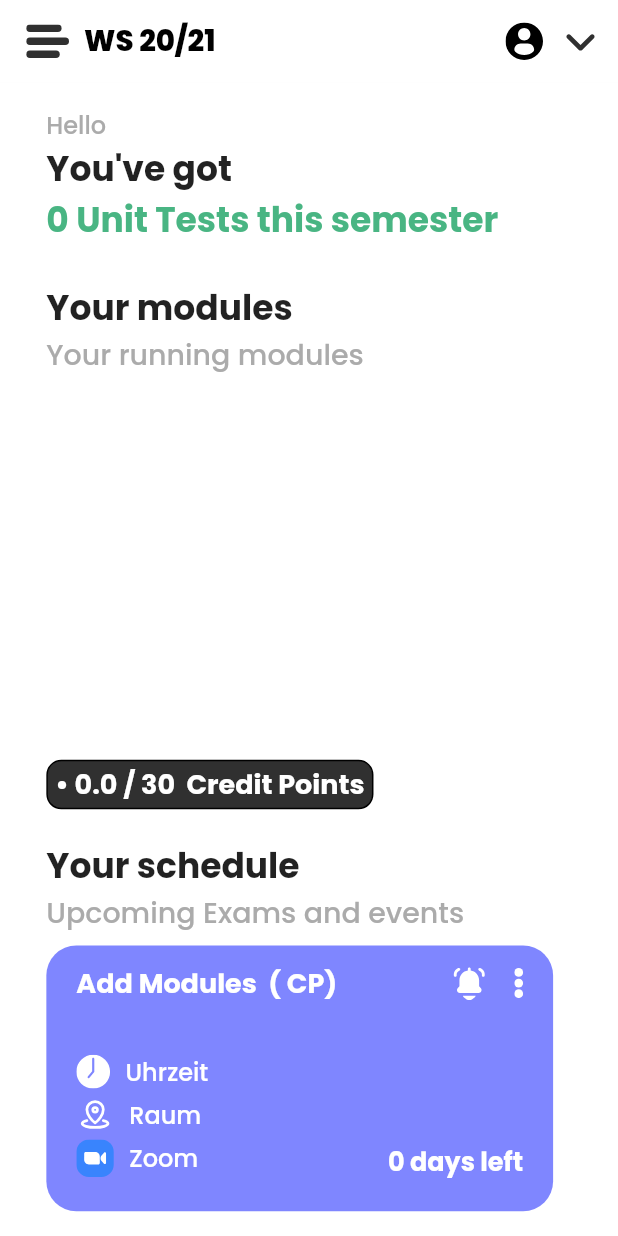
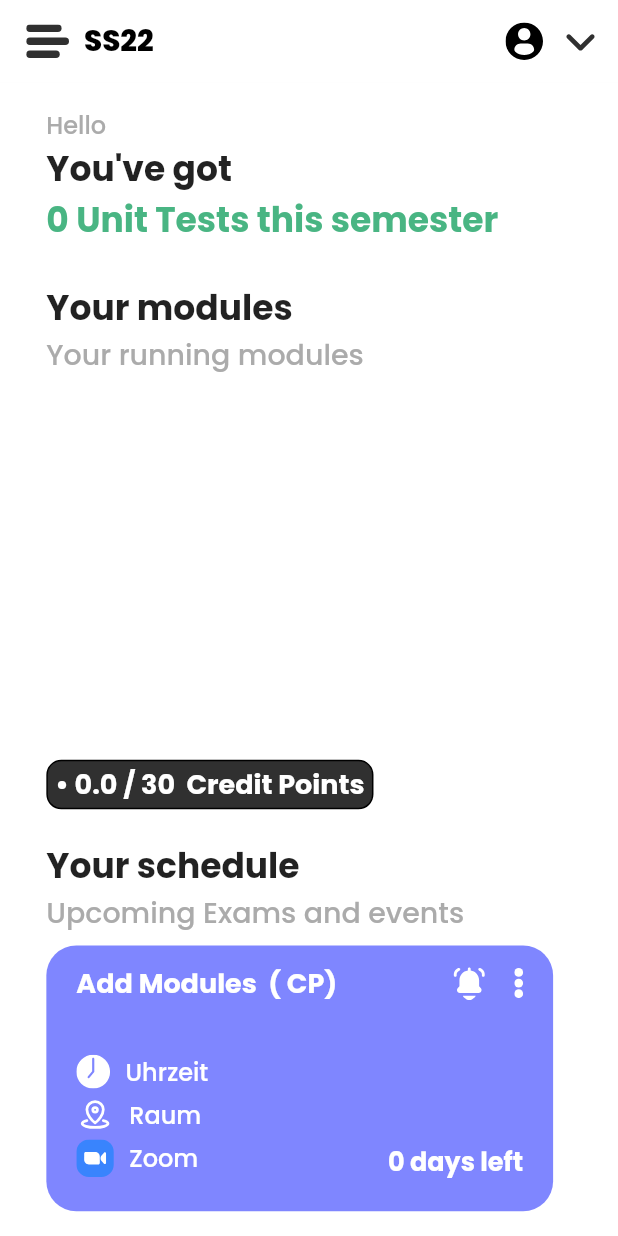
Before and after one commit to philgenb/StudyPlanner, a Flutter app: the screen it shows once a user with an empty profile is signed in, on a phone screen of 412 x 824 dp. Run offline on Flutter 3.47's test engine with Material 2 defaults, Android fonts, the phone set to English and light mode, and no system bars; our stand-ins replace cloud_firestore, firebase_auth, firebase_core, flutter_spinkit, flutter_svg; accounts and stored records are empty.

Commit message:
added option menu to choose semester, change in database structure to support semester

```diff
--- /dev/null
+++ b/lib/CustomMatApp.dart
@@ -0,0 +1,42 @@
+import 'package:flutter/material.dart';
+import 'package:flutter_localizations/flutter_localizations.dart';
+import 'package:studyplanner/pages/addmodule_menu.dart';
+import 'package:studyplanner/pages/modulemenu.dart';
+
+class CustomMatApp extends StatelessWidget {
+  final Widget child;
+
+  const CustomMatApp({Key? key, required this.child}) : super(key: key);
+
+  @override
+  Widget build(BuildContext context) {
+    return MaterialApp(
+      localizationsDelegates: const [
+        GlobalMaterialLocalizations.delegate,
+        GlobalWidgetsLocalizations.delegate,
+        GlobalCupertinoLocalizations.delegate
+      ],
+      supportedLocales: const [Locale('de'), Locale('en')],
+      theme: ThemeData(
+        colorScheme: const ColorScheme.light(
+          primary: Color(0xff303030),
+        ),
+        fontFamily: 'Poppins',
+        accentColor: const Color(0xff1dbc9c),
+        primaryColor: const Color(0xff272727),
+        textTheme: const TextTheme(
+            headline1: TextStyle(fontSize: 17, fontWeight: FontWeight.bold, color: Colors.white),
+            headline2: TextStyle(fontSize: 18, fontWeight: FontWeight.bold, color: Colors.black),
+            bodyText1: TextStyle(fontSize: 16, color: Colors.white)
+        ),
+      ),
+      home: child,
+      routes: {
+        ModuleMenu.routeName: (context) => ModuleMenu(),
+        AddModuleMenu.routeName: (context) => AddModuleMenu(),
+      },
+    );
+  }
+
+
+}
--- a/lib/main.dart
+++ b/lib/main.dart
@@ -3,6 +3,7 @@ import 'package:flutter/material.dart';
 import 'package:flutter/services.dart';
 import 'package:flutter_localizations/flutter_localizations.dart';
 import 'package:provider/provider.dart';
+import 'package:studyplanner/CustomMatApp.dart';
 import 'package:studyplanner/pages/addmodule_menu.dart';
 import 'package:studyplanner/pages/modulemenu.dart';
 import 'package:studyplanner/services/auth_service.dart';
@@ -48,36 +49,7 @@ class _MyAppState extends State<MyApp> {
           return StreamProvider<CustomUser?>.value(
             initialData: null,
             value: AuthService().user,
-            child: MaterialApp(
-              localizationsDelegates: const [
-                GlobalMaterialLocalizations.delegate,
-                GlobalWidgetsLocalizations.delegate,
-                GlobalCupertinoLocalizations.delegate
-              ],
-              supportedLocales: const [Locale('de'), Locale('en')],
-              theme: ThemeData(
-                  colorScheme: const ColorScheme.light(
-                    primary: Color(0xff303030),
-                  ),
-                  fontFamily: 'Poppins',
-                  accentColor: const Color(0xff1dbc9c),
-                  primaryColor: const Color(0xff272727),
-                  textTheme: const TextTheme(
-                    headline1: TextStyle(fontSize: 17, fontWeight: FontWeight.bold, color: Colors.white),
-                      headline2: TextStyle(fontSize: 18, fontWeight: FontWeight.bold, color: Colors.black),
-                    bodyText1: TextStyle(fontSize: 16, color: Colors.white)
-                  ),
-              ),
-              home: Scaffold(
-                appBar: isAppBarActive ? CustomAppBar() : null,
-                resizeToAvoidBottomInset: false,
-                body: Wrapper(toggleAppBar),
-              ),
-              routes: {
-                ModuleMenu.routeName: (context) => ModuleMenu(),
-                AddModuleMenu.routeName: (context) => AddModuleMenu(),
-              },
-            ),
+            child: Wrapper(toggleAppBar),
           );
         }
         return MaterialApp(home: Loading());
@@ -86,6 +58,7 @@ class _MyAppState extends State<MyApp> {
   }
 
   void toggleAppBar(bool status) {
-    isAppBarActive = status;
+
   }
+
 }
--- a/lib/models/module.dart
+++ b/lib/models/module.dart
@@ -16,7 +16,8 @@ class Module {
   String creditPoints;
 
 
-  Module({required this.moduleName, required this.zoomURL, required this.examTimeStamp, required this.creditPoints, this.room = "Unknown", this.time = "Unknown"}) {
+  Module({required this.moduleName, required this.zoomURL, required this.examTimeStamp,
+    required this.creditPoints, this.room = "Unknown", this.time = "Unknown"}) {
     color = randomColor();
   }
 
--- a/lib/models/profile.dart
+++ b/lib/models/profile.dart
@@ -3,16 +3,18 @@ import 'package:cloud_firestore/cloud_firestore.dart';
 class Profile {
 
   String userName;
+  String semester;
   int moduleCount;
   double credits;
 
-  Profile({required this.userName, required this.moduleCount, required this.credits});
+  Profile({required this.userName, required this.moduleCount, required this.semester, required this.credits});
 
   factory Profile.fromFireStore(DocumentSnapshot doc) {
     return Profile(
       userName: doc.id,
       moduleCount: doc.get('moduleCount'),
-      credits: doc.get('credits')
+      credits: doc.get('credits'),
+      semester: doc.get('semester')
     );
   }
 
--- a/lib/pages/addmodule_menu.dart
+++ b/lib/pages/addmodule_menu.dart
@@ -10,7 +10,6 @@ import 'package:studyplanner/services/database.dart';
 import 'package:studyplanner/shared/appbar.dart';
 import 'package:studyplanner/shared/inputfield.dart';
 import 'package:studyplanner/shared/inputfieldbutton.dart';
-import 'package:studyplanner/theme/colors.dart';
 import 'package:studyplanner/utils/dateutil.dart';
 import 'package:studyplanner/utils/sizehelper.dart';
 
@@ -27,6 +26,8 @@ class _AddModuleMenuState extends State<AddModuleMenu> {
 
   final AuthService _auth = AuthService();
   late final DataBaseService _database;
+
+  String semester = "SS22";
 
   Module module = Module(creditPoints: '0', examTimeStamp: Timestamp.now(), moduleName: '', zoomURL: '');
 
@@ -153,7 +154,7 @@ class _AddModuleMenuState extends State<AddModuleMenu> {
                     creditPoints: moduleCreditInput.getInputTitle(),
                     room: moduleRoomInput.getInputTitle(),
                 );
-                _database.addModule(module);
+                _database.addModuleToSemester(module);
                 Navigator.of(context).pop();
               },
               child: const Text("Save", style: TextStyle(fontSize: 18,
--- a/lib/pages/authentication/authentication.dart
+++ b/lib/pages/authentication/authentication.dart
@@ -1,4 +1,5 @@
 import 'package:flutter/material.dart';
+import 'package:studyplanner/CustomMatApp.dart';
 
 import 'signin.dart';
 import 'registration.dart';
--- a/lib/pages/dashboard/dashboard.dart
+++ b/lib/pages/dashboard/dashboard.dart
@@ -4,13 +4,14 @@ import 'package:studyplanner/models/module.dart';
 import 'package:studyplanner/models/user.dart';
 import 'package:studyplanner/pages/dashboard/moduleswipe.dart';
 import 'package:studyplanner/pages/dashboard/vertical_module_shortlist.dart';
+import 'package:studyplanner/shared/appbar.dart';
 import 'package:studyplanner/utils/sizehelper.dart';
 
 import '../../models/profile.dart';
 import '../../services/auth_service.dart';
 import '../../services/database.dart';
 
-
+/// Main Menu of the application
 class HomeMenu extends StatefulWidget {
   final CustomUser _user;
 
@@ -24,27 +25,45 @@ class _HomeMenuState extends State<HomeMenu> {
 
   final AuthService _auth = AuthService();
   late final DataBaseService _database;
+  String semester = "SS22";
+
+  late Stream<List<Module>> semesterModuleStream;
 
   @override
   void initState() {
     CustomUser? currentUser = _auth.getCurrentUser();
     _database = DataBaseService(uid: currentUser!.getUserIdentifier());
+    semesterModuleStream = _database.streamSemesterModules(semester);
+    initSemester();
     super.initState();
+  }
+
+  void initSemester() async {
+    String newSemester = await _database.getSemester();
+    setState(() {
+      semester = newSemester;
+      semesterModuleStream = _database.streamSemesterModules(semester);
+    });
   }
 
 
   @override
   Widget build(BuildContext context) {
-    return Container(
+    return Scaffold(
+      resizeToAvoidBottomInset: false,
+      appBar: CustomAppBar(
+        popupMenu: false,
+        changeSemester: changeSemester,
+      ),
+      body: Container(
         color: Colors.white,
         padding: EdgeInsets.symmetric(horizontal: SizeHelper.getDisplayWidth(context) * 0.075, vertical: SizeHelper.getDisplayHeight(context) * 0.02),
         child: Column(
           crossAxisAlignment: CrossAxisAlignment.start,
           children: [
             ...getHeadElements(),
-
-          StreamProvider<List<Module>>(
-            create: (context) => _database.streamModules(),
+            StreamProvider<List<Module>>.value(
+              value: semesterModuleStream,
               initialData: [],
               child: ModuleShortList(),
             ),
@@ -67,13 +86,14 @@ class _HomeMenuState extends State<HomeMenu> {
 
             const Text("Your schedule", style: TextStyle(fontSize: 23, fontWeight: FontWeight.bold)),
             const Text("Upcoming Exams and events", style: TextStyle(fontSize: 19, color: Color(0xffABABAB))),
-          StreamProvider<List<Module>>(
-              create: (context) => _database.streamModules(),
+            StreamProvider<List<Module>>.value(
+                value: semesterModuleStream,
                 initialData: [],
               child: ModuleSwipe(),
             ),
 
           ],
+        ),
       ),
     );
   }
@@ -97,4 +117,13 @@ class _HomeMenuState extends State<HomeMenu> {
     ];
   }
 
+  void changeSemester(String newSemester) {
+    setState(() {
+      semester = newSemester;
+      semesterModuleStream = _database.streamSemesterModules(semester);
+    });
+    _database.setSemester(newSemester);
+    print("changed Semester to $semester");
   }
+
+}
--- a/lib/popup/semester_popup.dart
+++ b/lib/popup/semester_popup.dart
@@ -1,13 +1,18 @@
 import 'package:flutter/material.dart';
 import 'package:flutter_svg/svg.dart';
+import 'package:studyplanner/services/database.dart';
 
 import '../utils/semesterutil.dart';
 
 class SemesterPopup extends StatelessWidget {
 
+  DataBaseService ?database;
+
   SvgPicture popupIcon;
 
-  SemesterPopup({Key? key, required this.popupIcon}) : super(key: key);
+  Function ?changeSemester;
+
+  SemesterPopup({Key? key, required this.popupIcon, this.database, this.changeSemester}) : super(key: key);
 
   @override
   Widget build(BuildContext context) {
@@ -28,6 +33,13 @@ class SemesterPopup extends StatelessWidget {
 
   List<PopupMenuItem>? getSemesterItems(BuildContext context) {
     return SemesterUtil.getCurrentSemesterStrings().map((semesterString)
-    => PopupMenuItem(child: Text(semesterString), textStyle: Theme.of(context).textTheme.headline2,)).toList();
+    => PopupMenuItem(
+      child: Text(semesterString),textStyle: Theme.of(context).textTheme.headline2,
+      onTap: () {
+        changeSemester!(semesterString);
+      },
+    )).toList();
   }
+
+
 }
--- a/lib/shared/appbar.dart
+++ b/lib/shared/appbar.dart
@@ -1,16 +1,21 @@
 import 'package:flutter/material.dart';
 import 'package:flutter/services.dart';
 import 'package:flutter_svg/svg.dart';
+import 'package:provider/provider.dart';
 import 'package:studyplanner/popup/semester_popup.dart';
 import 'package:studyplanner/services/auth_service.dart';
+
+import '../models/profile.dart';
 
 class CustomAppBar extends StatelessWidget implements PreferredSize {
 
   bool? popupMenu;
+  Function ?changeSemester;
 
-  CustomAppBar({this.popupMenu, Key? key}) : super(key: key);
+  CustomAppBar({this.popupMenu, Key? key, this.changeSemester}) : super(key: key);
 
-  AuthService _auth = AuthService();
+
+  final AuthService _auth = AuthService();
 
   @override
   Widget build(BuildContext context) {
@@ -19,7 +24,11 @@ class CustomAppBar extends StatelessWidget implements PreferredSize {
       backgroundColor: Colors.white,
        systemOverlayStyle: const SystemUiOverlayStyle(statusBarColor: Colors.white),
       titleSpacing: 0,
-      title: Text("WS 20/21", style: const TextStyle(fontSize: 19.5, fontWeight: FontWeight.w800, color: Colors.black)),
+      title: Consumer<Profile>(
+        builder: (BuildContext context, profile, child) {
+          return Text(profile.semester, style: const TextStyle(fontSize: 19.5, fontWeight: FontWeight.w800, color: Colors.black));
+        },
+      ),
       leading: Container(
         alignment: Alignment.centerLeft,
         padding: const EdgeInsets.only(left: 17.5, right: 10),
@@ -73,6 +82,7 @@ class CustomAppBar extends StatelessWidget implements PreferredSize {
         "assets/images/settings.svg",
         height: 30,
       ),
+      changeSemester: changeSemester,
     );
   }
 
--- a/lib/utils/semesterutil.dart
+++ b/lib/utils/semesterutil.dart
@@ -2,8 +2,8 @@ import 'package:cloud_firestore/cloud_firestore.dart';
 
 class SemesterUtil {
 
-  static getCurrentSemester() {
-
+  static String getCurrentSemester() {
+    return "";
   }
 
   static List<String> getCurrentSemesterStrings() {
@@ -12,7 +12,7 @@ class SemesterUtil {
     return [
       "WS${yearEnding - 1}/$yearEnding",
       "SS$yearEnding",
-      "WS$yearEnding/${yearEnding + 1}"];
+      "WS${yearEnding}/${yearEnding + 1}"];
   }
 
 }
--- a/lib/wrapper.dart
+++ b/lib/wrapper.dart
@@ -1,5 +1,6 @@
 import 'package:flutter/material.dart';
 import 'package:provider/provider.dart';
+import 'package:studyplanner/CustomMatApp.dart';
 import 'package:studyplanner/pages/authentication/authentication.dart';
 import 'package:studyplanner/pages/dashboard/dashboard.dart';
 import 'package:studyplanner/services/database.dart';
@@ -22,8 +23,10 @@ class Wrapper extends StatelessWidget {
 
     //Checks whether User is already Signed in
     if(user == null) { //no User Logged In -> Call authentication Widget
-      //toggleAppBar(false);
-      return Authentication(); //SignIn or Registration Widget
+      return const CustomMatApp(
+          child: Scaffold(
+            resizeToAvoidBottomInset: false, body: Authentication())
+      ); //SignIn or Registration Widget
     } else {
       //User Logged In -> HomeScreen
       toggleAppBar(true);
@@ -31,8 +34,8 @@ class Wrapper extends StatelessWidget {
       print(user.getUserName());
       return StreamProvider<Profile>(
           create: (context) => DataBaseService(uid: user.userID).streamProfile,
-          initialData: Profile(userName: "-", credits:  0, moduleCount:  0),
-          child: HomeMenu(user)
+          initialData: Profile(userName: "-", credits:  0, moduleCount:  0, semester: "SS22"),
+          child: CustomMatApp(child: HomeMenu(user))
       );
     }
 
```
Also changed, not shown: lib/pages/modulemenu.dart (+12 -2 lines), lib/pages/schedule/vertical_module_list.dart (+4 -3 lines), lib/services/database.dart (+50 -5 lines), lib/shared/appbarv2.dart (deleted, +0 -26 lines). Lines whose indentation alone changed are shown as unchanged.
